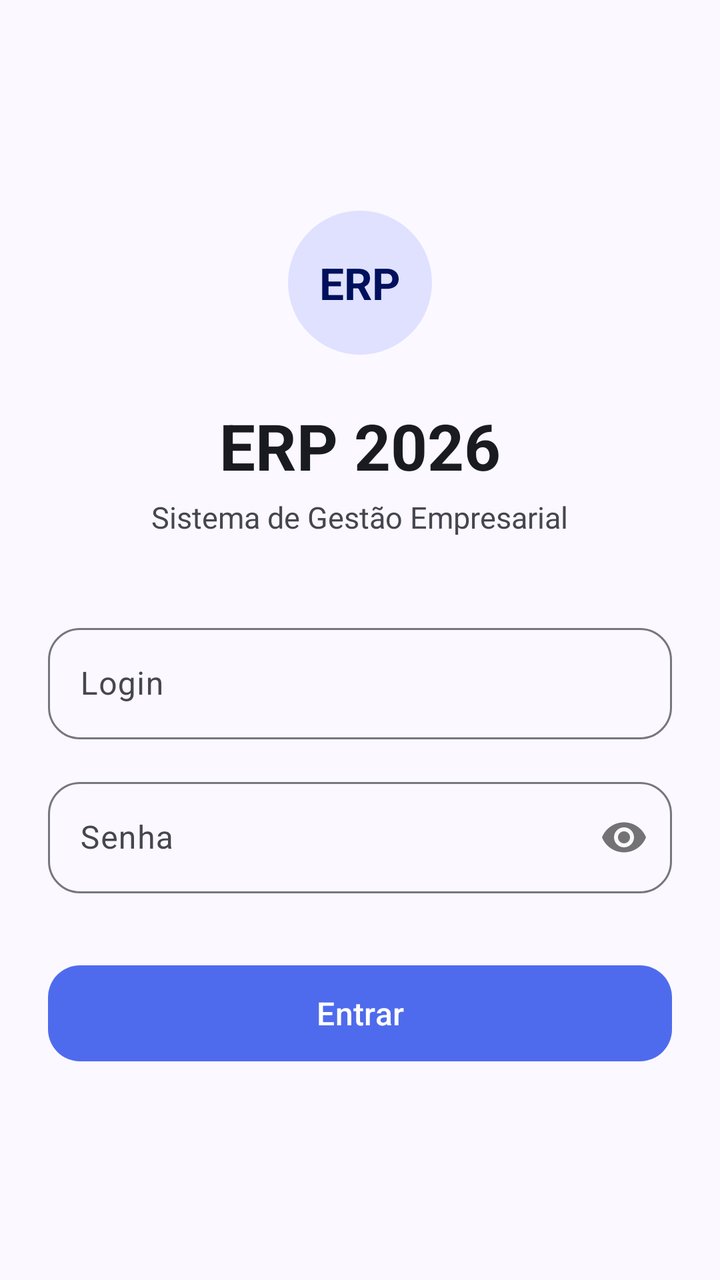
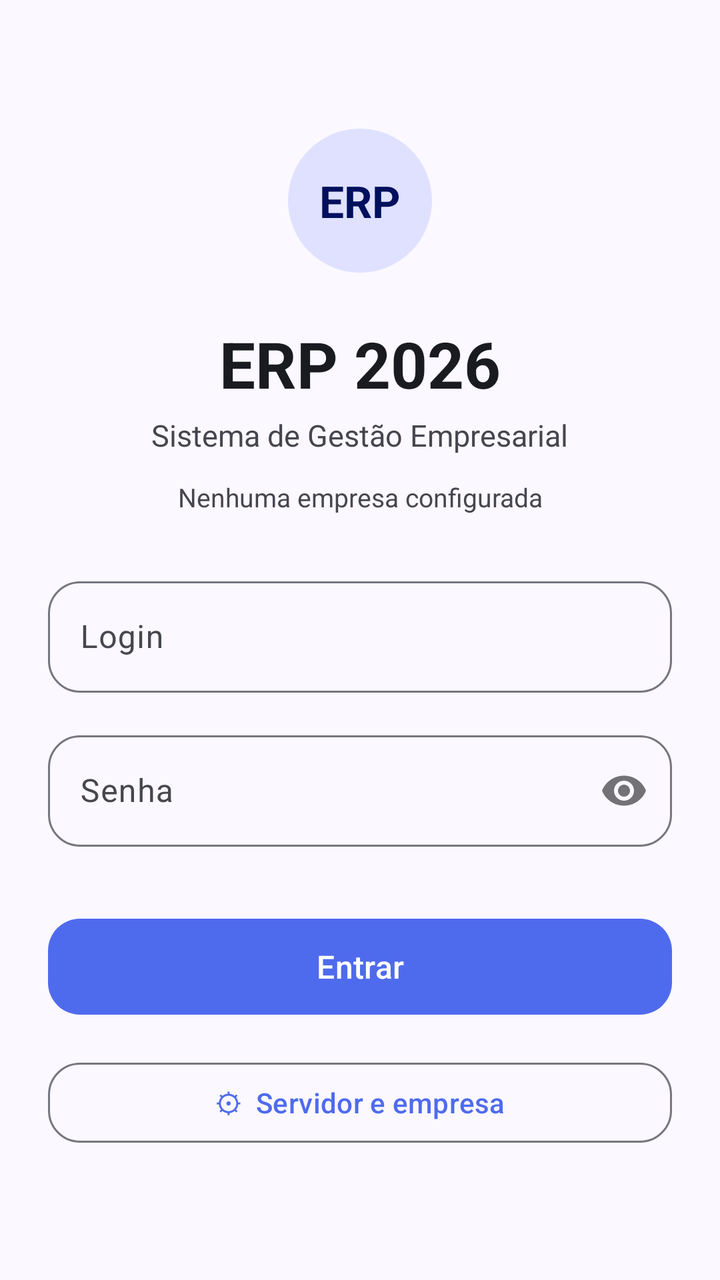

Two renders of the same Android screen: before a commit and after it. Below are the layout's source before the change and the commit's diff.
<!-- AndroidManifest.xml: application theme Theme.Erp2026 -->
<!-- res/layout/activity_main.xml -->
<?xml version="1.0" encoding="utf-8"?>
<ScrollView xmlns:android="http://schemas.android.com/apk/res/android"
    xmlns:app="http://schemas.android.com/apk/res-auto"
    android:layout_width="match_parent"
    android:layout_height="match_parent"
    android:fillViewport="true"
    android:background="?android:attr/colorBackground">

    <LinearLayout
        android:layout_width="match_parent"
        android:layout_height="wrap_content"
        android:orientation="vertical"
        android:gravity="center"
        android:padding="24dp">

        
        <TextView
            android:layout_width="72dp"
            android:layout_height="72dp"
            android:gravity="center"
            android:background="@drawable/bg_selologin"
            android:text="ERP"
            android:textSize="22sp"
            android:textStyle="bold"
            android:textColor="?attr/colorOnPrimaryContainer"
            android:layout_marginBottom="24dp" />

        <TextView
            android:layout_width="wrap_content"
            android:layout_height="wrap_content"
            android:text="ERP 2026"
            android:textSize="32sp"
            android:textStyle="bold"
            android:fontFamily="sans-serif"
            android:textColor="?attr/colorOnSurface"
            android:layout_marginBottom="4dp"/>

        <TextView
            android:layout_width="wrap_content"
            android:layout_height="wrap_content"
            android:text="Sistema de Gestão Empresarial"
            android:textSize="15sp"
            android:textColor="?attr/colorOnSurfaceVariant"
            android:layout_marginBottom="40dp"/>

        <com.google.android.material.textfield.TextInputLayout
            android:id="@+id/layoutLogin"
            style="@style/Widget.Material3.TextInputLayout.OutlinedBox"
            android:layout_width="match_parent"
            android:layout_height="wrap_content"
            android:hint="Login"
            app:boxCornerRadiusTopStart="16dp"
            app:boxCornerRadiusTopEnd="16dp"
            app:boxCornerRadiusBottomStart="16dp"
            app:boxCornerRadiusBottomEnd="16dp"
            android:layout_marginBottom="16dp">

            <com.google.android.material.textfield.TextInputEditText
                android:id="@+id/editTextLogin"
                android:layout_width="match_parent"
                android:layout_height="wrap_content"
                android:inputType="text"
                android:maxLines="1"/>
        </com.google.android.material.textfield.TextInputLayout>

        <com.google.android.material.textfield.TextInputLayout
            android:id="@+id/layoutSenha"
            style="@style/Widget.Material3.TextInputLayout.OutlinedBox"
            android:layout_width="match_parent"
            android:layout_height="wrap_content"
            android:hint="Senha"
            app:passwordToggleEnabled="true"
            app:boxCornerRadiusTopStart="16dp"
            app:boxCornerRadiusTopEnd="16dp"
            app:boxCornerRadiusBottomStart="16dp"
            app:boxCornerRadiusBottomEnd="16dp"
            android:layout_marginBottom="32dp">

            <com.google.android.material.textfield.TextInputEditText
                android:id="@+id/editTextSenha"
                android:layout_width="match_parent"
                android:layout_height="wrap_content"
                android:inputType="textPassword"
                android:maxLines="1"/>
        </com.google.android.material.textfield.TextInputLayout>

        <com.google.android.material.button.MaterialButton
            android:id="@+id/buttonLogin"
            android:layout_width="match_parent"
            android:layout_height="56dp"
            android:text="Entrar"
            android:textSize="16sp"
            app:cornerRadius="16dp"/>

    </LinearLayout>

</ScrollView>
<!-- resources referenced by this layout -->
<resources>
  <!-- drawable bg_selologin (drawable) -->
  <?xml version="1.0" encoding="utf-8"?>
  <shape xmlns:android="http://schemas.android.com/apk/res/android"
      android:shape="oval">
      <solid android:color="@color/erp_primary_container"/>
      <size android:width="72dp" android:height="72dp"/>
  </shape>
  <style name="Theme.Erp2026" parent="Theme.Material3.DayNight">
          <item name="colorPrimary">@color/erp_primary</item>
          <item name="colorOnPrimary">@color/erp_on_primary</item>
          <item name="colorPrimaryContainer">@color/erp_primary_container</item>
          <item name="colorOnPrimaryContainer">@color/erp_on_primary_container</item>
          <item name="colorSecondary">@color/erp_secondary</item>
          <item name="colorOnSecondary">@color/erp_on_primary</item>
          <item name="colorSurface">@color/erp_surface</item>
          <item name="colorOnSurface">@color/erp_on_surface</item>
          <item name="colorSurfaceVariant">@color/erp_surface_variant</item>
          <item name="colorOnSurfaceVariant">@color/erp_on_surface_variant</item>
          <item name="colorOutline">@color/erp_outline</item>
          <item name="colorError">@color/erp_error</item>
          <item name="android:colorBackground">@color/erp_background</item>
          <item name="android:windowLightStatusBar" tools:targetApi="m">true</item>
          <item name="android:statusBarColor" tools:targetApi="l">@color/erp_background</item>
          <item name="android:navigationBarColor" tools:targetApi="l">@color/erp_background</item>
      </style>
  <color name="erp_primary_container">#DFE1FF</color>
  <color name="erp_primary">#4F6BED</color>
  <color name="erp_on_primary">#FFFFFF</color>
  <color name="erp_on_primary_container">#00105C</color>
  <color name="erp_secondary">#5B5D72</color>
  <color name="erp_surface">#FBF8FF</color>
  <color name="erp_on_surface">#1A1B21</color>
  <color name="erp_surface_variant">#E3E1EC</color>
  <color name="erp_on_surface_variant">#46464F</color>
  <color name="erp_outline">#767680</color>
  <color name="erp_error">#BA1A1A</color>
  <color name="erp_background">#FBF8FF</color>
</resources>

<!-- the commit's change to res/layout/activity_main.xml (unified diff, before → after) -->
@@ -41,7 +41,17 @@
             android:text="Sistema de Gestão Empresarial"
             android:textSize="15sp"
             android:textColor="?attr/colorOnSurfaceVariant"
-            android:layout_marginBottom="40dp"/>
+            android:layout_marginBottom="12dp"/>
+
+        <TextView
+            android:id="@+id/textViewEmpresa"
+            android:layout_width="match_parent"
+            android:layout_height="wrap_content"
+            android:gravity="center"
+            android:text="Nenhuma empresa configurada"
+            android:textSize="13sp"
+            android:textColor="?attr/colorOnSurfaceVariant"
+            android:layout_marginBottom="28dp"/>
 
         <com.google.android.material.textfield.TextInputLayout
             android:id="@+id/layoutLogin"
@@ -90,7 +100,18 @@
             android:layout_height="56dp"
             android:text="Entrar"
             android:textSize="16sp"
-            app:cornerRadius="16dp"/>
+            app:cornerRadius="16dp"
+            android:layout_marginBottom="16dp"/>
+
+        <com.google.android.material.button.MaterialButton
+            android:id="@+id/buttonConfiguracao"
+            style="@style/Widget.Material3.Button.OutlinedButton"
+            android:layout_width="match_parent"
+            android:layout_height="48dp"
+            android:text="⚙  Servidor e empresa"
+            android:textSize="14sp"
+            app:cornerRadius="16dp"
+            app:strokeWidth="1dp"/>
 
     </LinearLayout>
 
